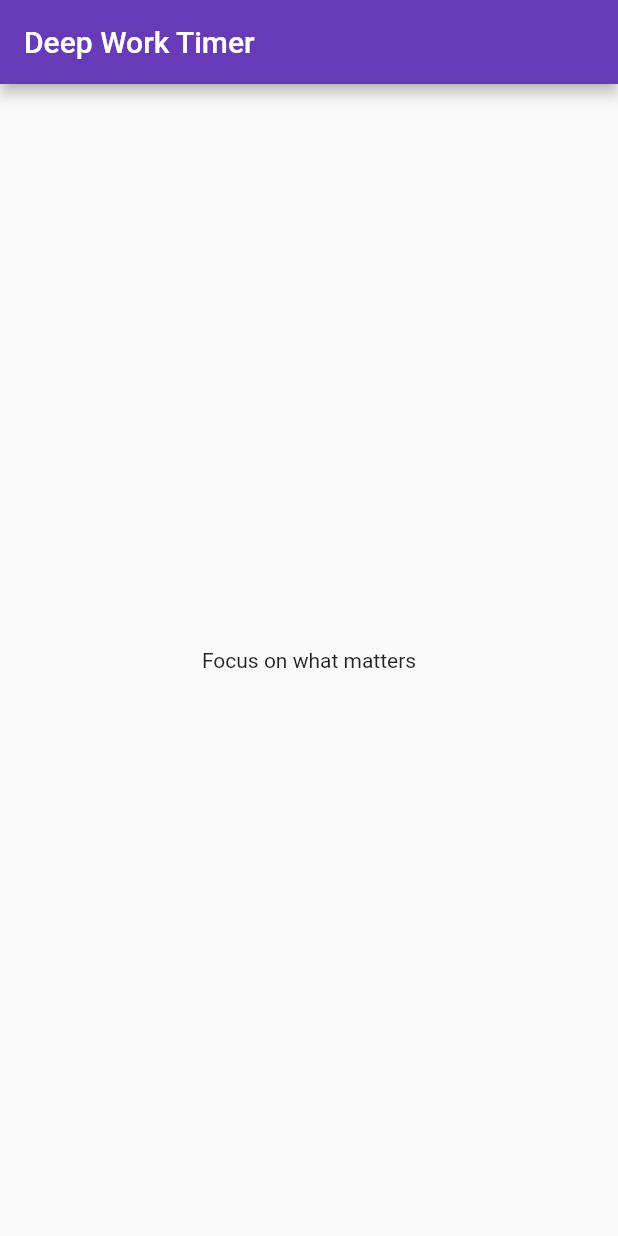
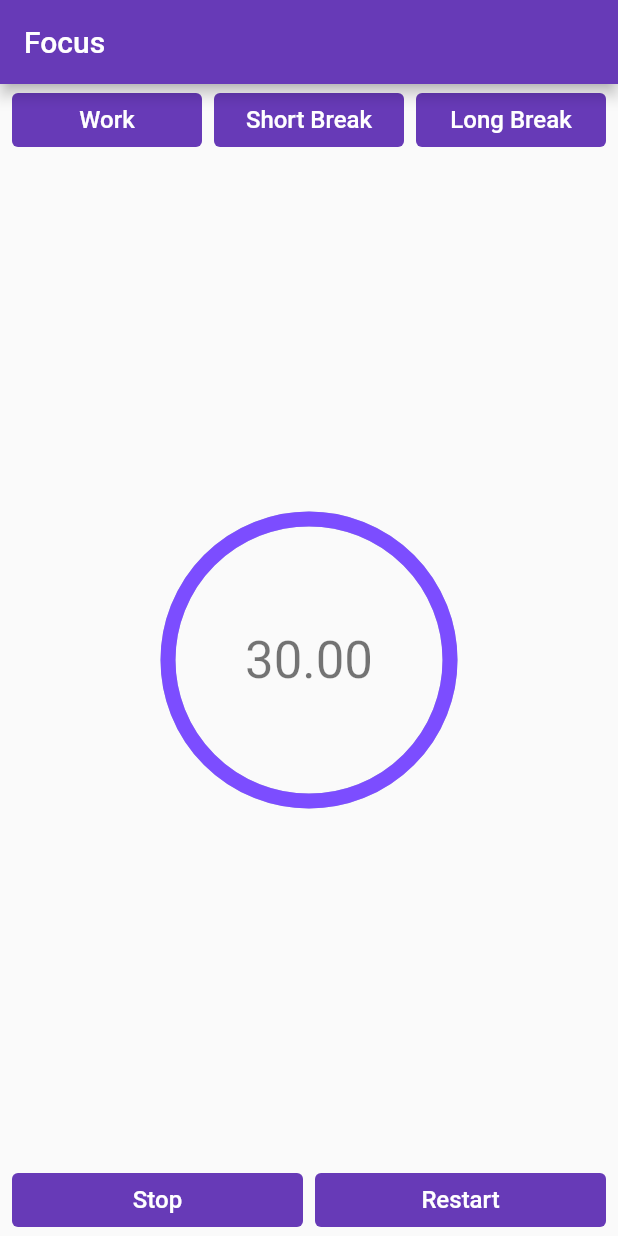
Before and after one commit to tolopsy/deep_work, a Flutter app: the screen it shows after launch, on a phone screen of 412 x 824 dp. Run offline on Flutter 3.47's test engine with Material 2 defaults, Android fonts, the phone set to English and light mode, and no system bars; drawn by our look-alikes of percent_indicator.

Commit message:
DeepWorkButton and TimerScreen

```diff
--- a/lib/main.dart
+++ b/lib/main.dart
@@ -1,8 +1,13 @@
 import 'package:flutter/material.dart';
+import 'package:deep_work/widgets.dart';
+import 'package:percent_indicator/percent_indicator.dart';
 
 void main() {
   runApp(MyApp());
 }
+
+final double defaultPadding = 4.0;
+final Color primaryColor = Colors.deepPurple;
 
 class MyApp extends StatelessWidget {
   // This widget is the root of your application.
@@ -19,16 +24,102 @@ class MyApp extends StatelessWidget {
   }
 }
 
+void emptyCallBack() {}
+
 class TimerScreen extends StatelessWidget {
   @override
   Widget build(BuildContext context) {
     return Scaffold(
       appBar: AppBar(
-        title: Text('Deep Work Timer'),
+        title: Text('Focus'),
       ),
-      body: Center(
-        child: Text('Focus on what matters'),
-      ),
+      body: Padding(
+          padding: EdgeInsets.symmetric(horizontal: 8.0),
+          child: LayoutBuilder(
+            builder: (BuildContext context, BoxConstraints constraints) {
+              final double availableWidth = constraints.maxWidth;
+              return Column(
+                children: <Widget>[
+                  Row(
+                    mainAxisAlignment: MainAxisAlignment.spaceBetween,
+                    crossAxisAlignment: CrossAxisAlignment.center,
+                    children: <Widget>[
+                      Expanded(
+                        child: DeepWorkButton(
+                          color: primaryColor,
+                          text: 'Work',
+                          onPressed: emptyCallBack,
+                          size: 64.0,
+                        ),
+                      ),
+                      Padding(
+                        padding:
+                            EdgeInsets.symmetric(horizontal: defaultPadding),
+                      ),
+                      Expanded(
+                        child: DeepWorkButton(
+                          color: primaryColor,
+                          text: 'Short Break',
+                          onPressed: emptyCallBack,
+                          size: 64.0,
+                        ),
+                      ),
+                      Padding(
+                        padding:
+                            EdgeInsets.symmetric(horizontal: defaultPadding),
+                      ),
+                      Expanded(
+                        child: DeepWorkButton(
+                          color: primaryColor,
+                          text: 'Long Break',
+                          onPressed: emptyCallBack,
+                          size: 64.0,
+                        ),
+                      ),
+                    ],
+                  ),
+                  Expanded(
+                    child: CircularPercentIndicator(
+                      radius: availableWidth / 2,
+                      lineWidth: 10,
+                      percent: 1,
+                      center: Text(
+                        "30.00",
+                        style: Theme.of(context).textTheme.headline4,
+                      ),
+                      progressColor: Colors.deepPurpleAccent,
+                    ),
+                  ),
+                  Row(
+                    mainAxisAlignment: MainAxisAlignment.spaceBetween,
+                    crossAxisAlignment: CrossAxisAlignment.center,
+                    children: <Widget>[
+                      Expanded(
+                        child: DeepWorkButton(
+                          color: primaryColor,
+                          text: 'Stop',
+                          onPressed: emptyCallBack,
+                          size: 64.0,
+                        ),
+                      ),
+                      Padding(
+                        padding:
+                            EdgeInsets.symmetric(horizontal: defaultPadding),
+                      ),
+                      Expanded(
+                        child: DeepWorkButton(
+                          color: primaryColor,
+                          text: 'Restart',
+                          onPressed: emptyCallBack,
+                          size: 64.0,
+                        ),
+                      ),
+                    ],
+                  )
+                ],
+              );
+            },
+          )),
     );
   }
 }
--- /dev/null
+++ b/lib/widgets.dart
@@ -0,0 +1,25 @@
+import 'package:flutter/material.dart';
+
+class DeepWorkButton extends StatelessWidget {
+  final Color color;
+  final String text;
+  final double size;
+  final VoidCallback onPressed;
+
+  DeepWorkButton(
+      {@required this.color,
+      @required this.text,
+      @required this.size,
+      @required this.onPressed});
+
+  @override
+  Widget build(BuildContext context) {
+    return TextButton(
+      child: Text(this.text,
+          style: TextStyle(color: Colors.white, fontSize: 16.0)),
+      onPressed: this.onPressed,
+      style: TextButton.styleFrom(
+          backgroundColor: this.color, minimumSize: Size(this.size, 36)),
+    );
+  }
+}
--- a/pubspec.yaml
+++ b/pubspec.yaml
@@ -23,6 +23,7 @@ environment:
 dependencies:
   flutter:
     sdk: flutter
+  percent_indicator: "^2.1.7+2"
 
 
   # The following adds the Cupertino Icons font to your application.
```
Also changed, not shown: pubspec.lock.
